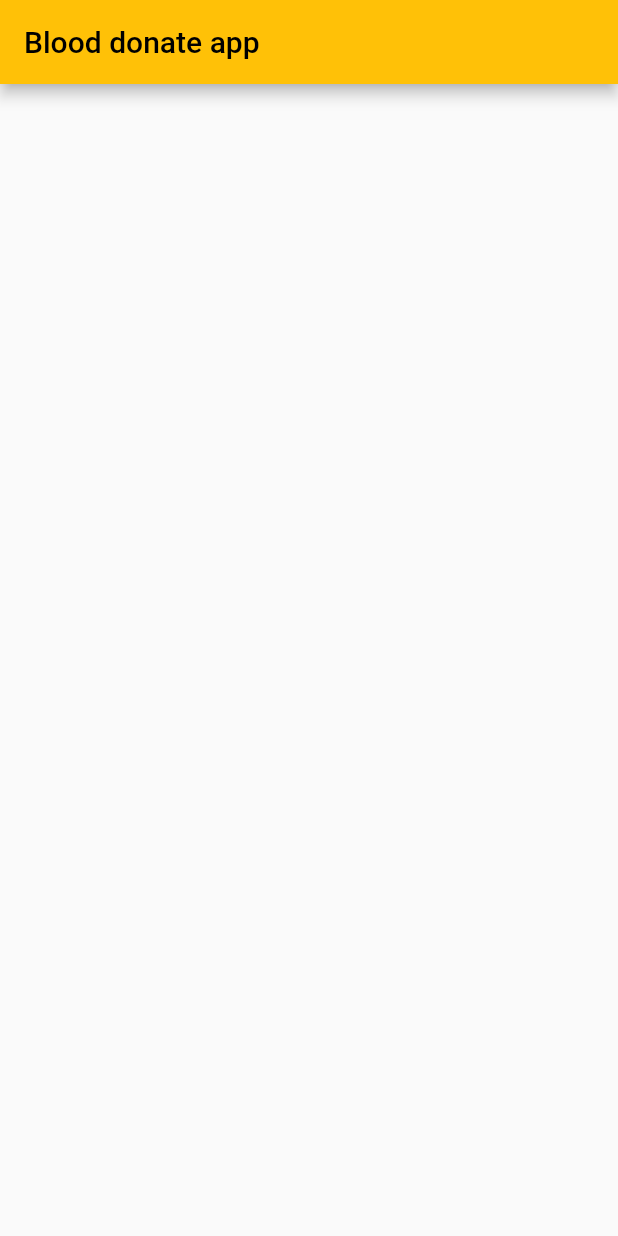
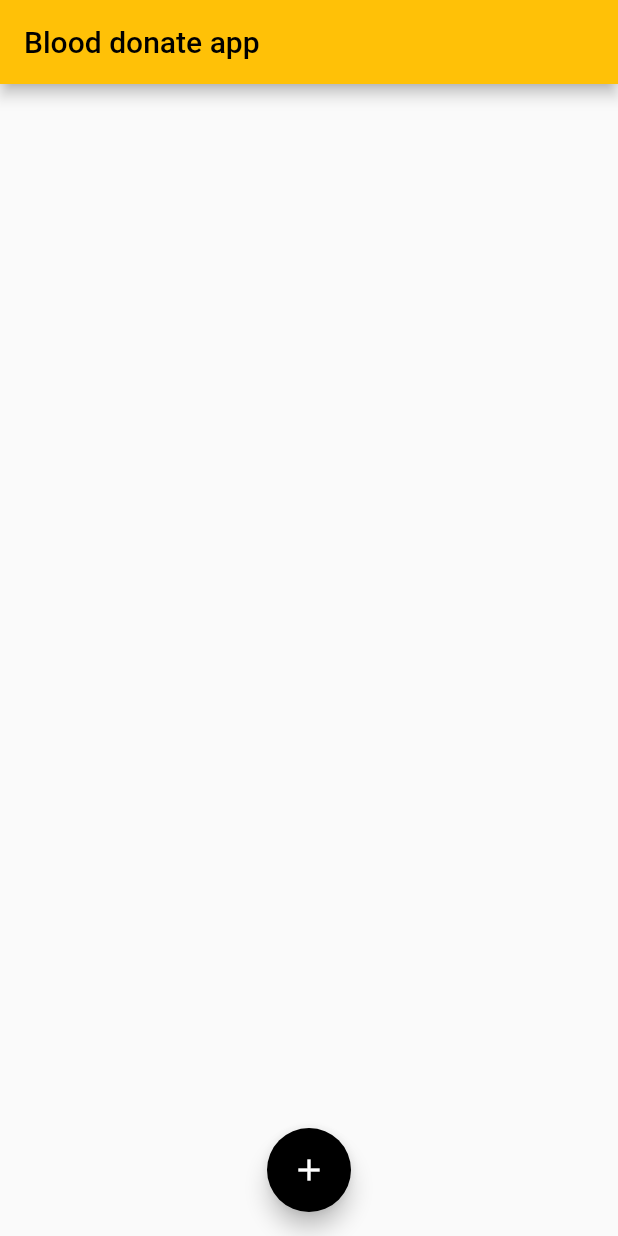
Before and after one commit to AmalNaroth/Blood-Donation-App, a Flutter app: the screen it shows after launch, on a phone screen of 412 x 824 dp. Run offline on Flutter 3.47's test engine with Material 2 defaults, Android fonts, the phone set to English and light mode, and no system bars.

```diff
--- a/lib/home.dart
+++ b/lib/home.dart
@@ -14,6 +14,13 @@ class _HomePageState extends State<HomePage> {
       appBar: AppBar(
         title: Text("Blood donate app"),
       ),
+      body: Container(),
+      floatingActionButton: FloatingActionButton(onPressed: (){
+
+      },backgroundColor: Colors.black,
+      child:const Icon(Icons.add,color: Colors.white,),
+      ),
+      floatingActionButtonLocation: FloatingActionButtonLocation.centerFloat,
     );
   }
 }
--- a/lib/main.dart
+++ b/lib/main.dart
@@ -15,11 +15,10 @@ class MyApp extends StatelessWidget {
       theme: ThemeData(
         primarySwatch: Colors.amber
       ),
-      home:const HomePage(),
       routes: {
-        '/':(context) => HomePage(),
-
+        '/':(context) =>const HomePage(),
       },
+      initialRoute: '/',
     );
   }
 }
```
Also changed, not shown: lib/adddetatils.dart (added, +10 -0 lines).
